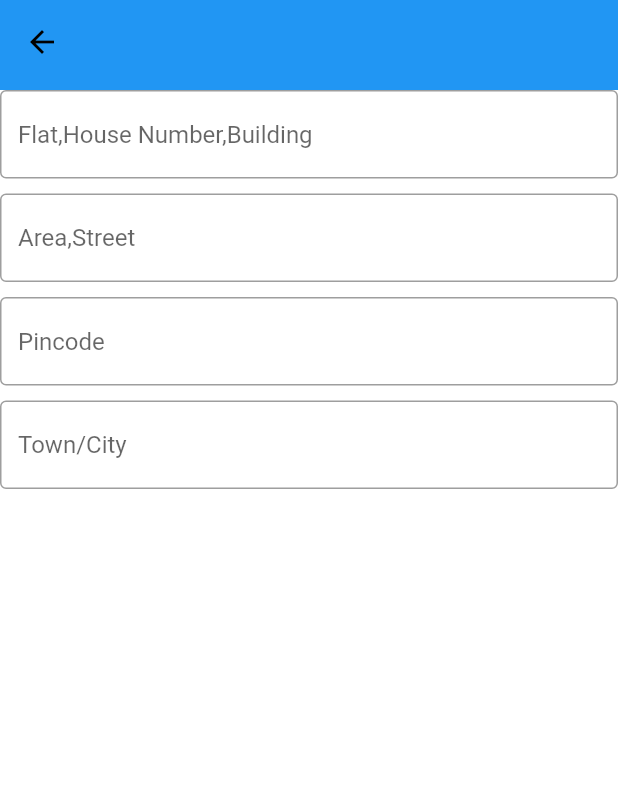
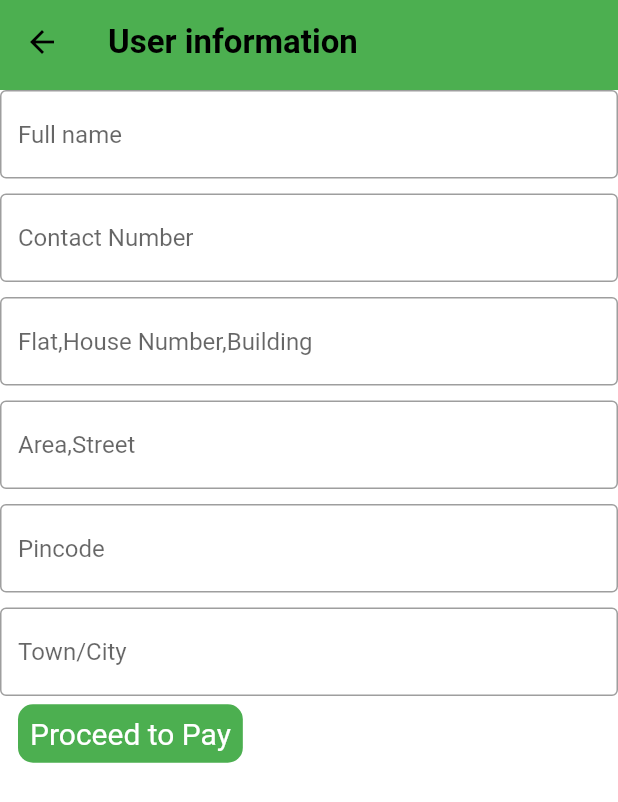
Before and after one commit to Sammonnay-Sarcar/Fresp, a Flutter app: the AddressScreen screen opened by its route, on a phone screen of 412 x 824 dp. Shown: the top 802 px of the screen. Run offline on Flutter 3.47's test engine with Material 2 defaults, Android fonts, the phone set to English and light mode, and no system bars; our stand-ins replace card_swiper, flutter_iconly; missing offline and left inert: dart:ffi; network calls fail.

```diff
--- a/lib/features/auth/screens/address/address_screen.dart
+++ b/lib/features/auth/screens/address/address_screen.dart
@@ -1,6 +1,8 @@
 
 import 'package:flutter/material.dart';
 import 'package:fresp/common/widgets/custom_text_field.dart';
+import 'package:fresp/features/auth/widgets/text_widget.dart';
+import 'package:fresp/features/auth/widgets/utils.dart';
 
 class AddressScreen extends StatefulWidget{
   static const String routeName = '/address';
@@ -10,6 +12,8 @@ class AddressScreen extends StatefulWidget{
   State<AddressScreen> createState()=> _AddressScreenState();
 }
 class _AddressScreenState extends State<AddressScreen>{
+  final TextEditingController fullNameController = TextEditingController();
+  final TextEditingController contactController = TextEditingController();
   final TextEditingController flatBuildingController = TextEditingController();
   final TextEditingController areaController = TextEditingController();
   final TextEditingController pincodeController = TextEditingController();
@@ -18,35 +22,52 @@ class _AddressScreenState extends State<AddressScreen>{
   @override
   void dispose(){
     super.dispose();
+    fullNameController.dispose();
+    contactController.dispose();
     flatBuildingController.dispose();
     areaController.dispose();
     pincodeController.dispose();
     towncityController.dispose();
   }
   Widget build(BuildContext context){
+    final Color color =Utils(context).color;
     return Scaffold(
       appBar: PreferredSize(
         preferredSize: const Size.fromHeight(60),
         child: AppBar(
           flexibleSpace: Container(
             decoration: const BoxDecoration(
-              color: Colors.blue,
+              color: Colors.green,
+
             ),
           ),
+          title: TextWidget(text:'User information',color: color,isTitle: true,
+        textSize: 22,),
         ),
       ),
       body: Form(
         key: _addressFormKey,
         child: Column(children: [
           CustomTextField(
+            controller: fullNameController,
+            hintText: 'Full name',
+          ),
+
+          const SizedBox(height:10),
+          CustomTextField(
+            controller: contactController,
+            hintText: 'Contact Number',
+
+          ),
+          const SizedBox(height: 10,),
+          CustomTextField(
             controller: flatBuildingController,
             hintText: 'Flat,House Number,Building',
           ),
-          const SizedBox(height:10),
+           const SizedBox(height:10),
           CustomTextField(
             controller: areaController,
             hintText: 'Area,Street',
-
           ),
           const SizedBox(height:10),
           CustomTextField(
@@ -60,13 +81,38 @@ class _AddressScreenState extends State<AddressScreen>{
             hintText: 'Town/City',
 
           ),
+          SizedBox(
+            width:double.maxFinite,
+            height: 50,
+            child:Padding(
+              padding: const EdgeInsets.symmetric(horizontal:12),
+              child: Row(children: [
+                Material(
+                  color: Colors.green,
+                  borderRadius: BorderRadius.circular(10),
+                  child:InkWell(borderRadius:BorderRadius.circular(12),
+
+                  child:Padding(
+                    padding: const EdgeInsets.all(8.0),
+                    child: TextWidget(text:'Proceed to Pay',textSize: 20,
+                    color: Colors.white,),
+                  )
+
+                  )),
+              ],),
+            )
+
+          )
 
 
 
-        ]
-        ),
+
+
+        ],
+
+
       )
 
-    );
+    ));
   }
 }
--- a/lib/features/auth/screens/bottom_bar.dart
+++ b/lib/features/auth/screens/bottom_bar.dart
@@ -1,7 +1,6 @@
 
 import'package:flutter/material.dart';
 import 'package:flutter_iconly/flutter_iconly.dart';
-import 'package:fresp/features/auth/screens/categories.dart';
 import 'package:fresp/features/auth/screens/homescreen.dart';
 import 'package:fresp/features/auth/screens/user.dart';
 import 'package:fresp/features/auth/screens/cart/cart_screen.dart';
@@ -19,7 +18,6 @@ class _BottomBarScreenState extends State<BottomBarScreen>{
   int _selectedindex = 0;
   final List _pages =[
     const HomeScreen(),
-    const CategoriesScreen(),
     const CartScreen(),
     const UserScreen(),
   ];
@@ -44,9 +42,6 @@ class _BottomBarScreenState extends State<BottomBarScreen>{
             icon: Icon(IconlyLight.home),
             label: "Home",),
           BottomNavigationBarItem(
-            icon: Icon(IconlyLight.category),
-            label: "Categories",),
-          BottomNavigationBarItem(
             icon: Icon(IconlyLight.buy),
             label: "Cart",),
           BottomNavigationBarItem(
--- a/lib/features/auth/screens/cart/cart_screen.dart
+++ b/lib/features/auth/screens/cart/cart_screen.dart
@@ -8,6 +8,7 @@ import 'package:fresp/features/auth/widgets/text_widget.dart';
 import 'package:fresp/features/auth/widgets/utils.dart';
 import 'package:fresp/features/auth/screens/address/address_screen.dart';
 class CartScreen extends StatefulWidget{
+  static const String routeName = '/cart';
   const CartScreen({Key? key}) : super(key:key);
 
   @override
--- a/lib/router.dart
+++ b/lib/router.dart
@@ -9,13 +9,23 @@ Route<dynamic> generateRoute(RouteSettings routeSettings){
     builder: (_)=> const AddressScreen(
 
     )
+
   );
+    case CartScreen.routeName:
+  return MaterialPageRoute(
+    settings: routeSettings,
+    builder: (_)=> const CartScreen(
+
+    )
+
+  );
+
   default:
     return MaterialPageRoute(
       settings: routeSettings,
       builder: (_)=> const Scaffold(
         body: Center(
-          child: Text('Screen doesn not exist'),
+          child: Text('Screen does not exist'),
         ),
       ),
 
```
Also changed, not shown: lib/features/auth/screens/categories.dart (deleted, +0 -16 lines), lib/features/auth/widgets/sale_widget.dart (+12 -1 lines), lib/features/auth/screens/cart/cart_subtotal.dart (added), lib/features/auth/screens/order_placed.dart (added).
